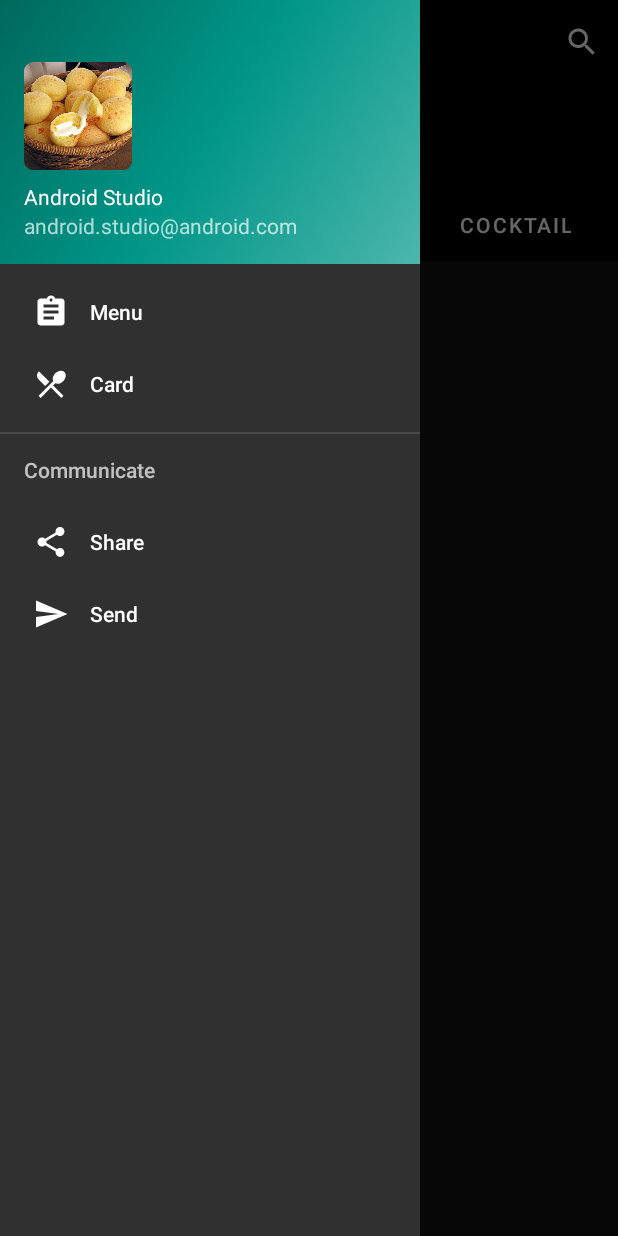
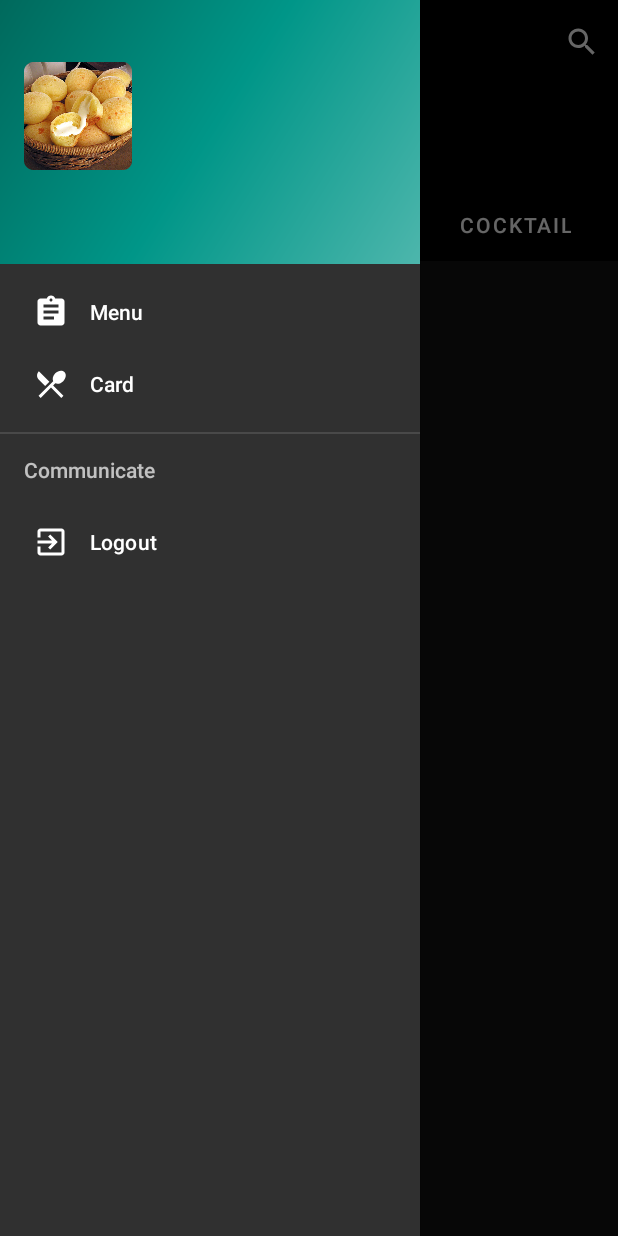
Before and after one commit to deoliveiracharles/loft, an Android app: the MainActivity screen opened directly, with no data from a screen before it, with the side drawer open, on a phone screen of 412 x 824 dp. Run offline under Robolectric (Android 15) with nearby library versions, the phone set to English and light mode, and no system bars; our stand-ins replace Firebase (no records; nobody signed in at launch, a user with empty details on screens opened directly), Picasso; pictures from the network do not load.

Commit message:
Logout + display nome no menu

```diff
--- a/app/src/main/java/br/ufrpe/loftapp2/MainActivity.kt
+++ b/app/src/main/java/br/ufrpe/loftapp2/MainActivity.kt
@@ -14,15 +14,23 @@ import android.view.Menu
 import android.view.MenuItem
 import android.widget.Toast
 import br.ufrpe.loftapp2.card.CardFragment
+import br.ufrpe.loftapp2.credentials.Login
 import br.ufrpe.loftapp2.menu.MenuFragment
 import br.ufrpe.loftapp2.model.Item
+import com.google.firebase.auth.FirebaseAuth
 import kotlinx.android.synthetic.main.activity_main.*
 import kotlinx.android.synthetic.main.app_bar_main.*
+import kotlinx.android.synthetic.main.nav_header_main.*
+
 
 class MainActivity : AppCompatActivity(), NavigationView.OnNavigationItemSelectedListener {
 
     var currentlyFragment: Fragment? = null
+
+    val user = FirebaseAuth.getInstance().currentUser
+
     override fun onCreate(savedInstanceState: Bundle?) {
+
         super.onCreate(savedInstanceState)
         setContentView(R.layout.activity_main)
         setSupportActionBar(toolbar)
@@ -75,6 +83,8 @@ class MainActivity : AppCompatActivity(), NavigationView.OnNavigationItemSelecte
     override fun onCreateOptionsMenu(menu: Menu): Boolean {
         // Inflate the menu; this adds items to the action bar if it is present.
         menuInflater.inflate(R.menu.main, menu)
+        user_name.text = user?.displayName
+        user_email.text = user?.email
         return true
     }
 
@@ -97,11 +107,11 @@ class MainActivity : AppCompatActivity(), NavigationView.OnNavigationItemSelecte
             R.id.nav_card -> {
                 loadCard(CardFragment())
             }
-            R.id.nav_share -> {
-
-            }
-            R.id.nav_send -> {
-
+            R.id.nav_exit -> {
+                FirebaseAuth.getInstance().signOut()
+                val intent = Intent(this, Login::class.java )
+                startActivity(intent)
+                finish()
             }
         }
 
--- a/app/src/main/java/br/ufrpe/loftapp2/menu/DetailActivity.kt
+++ b/app/src/main/java/br/ufrpe/loftapp2/menu/DetailActivity.kt
@@ -48,8 +48,11 @@ class DetailActivity : Activity() {
             setResult( Activity.RESULT_OK, intent)
             finish()
         }
+
         if(typeAdapter == 2){
             btnCard.visibility = View.GONE
         }
+
+
     }
 }
--- /dev/null
+++ b/app/src/main/res/drawable/ic_exit.xml
@@ -0,0 +1,9 @@
+<vector xmlns:android="http://schemas.android.com/apk/res/android"
+        android:width="24dp"
+        android:height="24dp"
+        android:viewportWidth="24.0"
+        android:viewportHeight="24.0">
+    <path
+        android:fillColor="#FF000000"
+        android:pathData="M10.09,15.59L11.5,17l5,-5 -5,-5 -1.41,1.41L12.67,11H3v2h9.67l-2.58,2.59zM19,3H5c-1.11,0 -2,0.9 -2,2v4h2V5h14v14H5v-4H3v4c0,1.1 0.89,2 2,2h14c1.1,0 2,-0.9 2,-2V5c0,-1.1 -0.9,-2 -2,-2z"/>
+</vector>
--- a/app/src/main/res/layout/nav_header_main.xml
+++ b/app/src/main/res/layout/nav_header_main.xml
@@ -26,12 +26,12 @@
             android:layout_height="wrap_content"
             android:paddingTop="@dimen/nav_header_vertical_spacing"
             android:text="@string/nav_header_title"
-            android:textAppearance="@style/TextAppearance.AppCompat.Body1"/>
+            android:textAppearance="@style/TextAppearance.AppCompat.Body1" android:id="@+id/user_name"/>
 
     <TextView
             android:layout_width="wrap_content"
             android:layout_height="wrap_content"
             android:text="@string/nav_header_subtitle"
-            android:id="@+id/textView"/>
+            android:id="@+id/user_email"/>
 
 </LinearLayout>
--- a/app/src/main/res/menu/activity_main_drawer.xml
+++ b/app/src/main/res/menu/activity_main_drawer.xml
@@ -18,13 +18,9 @@
     <item android:title="Communicate">
         <menu>
             <item
-                    android:id="@+id/nav_share"
-                    android:icon="@drawable/ic_menu_share"
-                    android:title="Share"/>
-            <item
-                    android:id="@+id/nav_send"
-                    android:icon="@drawable/ic_menu_send"
-                    android:title="Send"/>
+                    android:id="@+id/nav_exit"
+                    android:icon="@drawable/ic_exit"
+                    android:title="Logout"/>
         </menu>
     </item>
 
```
Also changed, not shown: app/src/main/java/br/ufrpe/loftapp2/credentials/CreateAccount.kt (+9 -0 lines).
